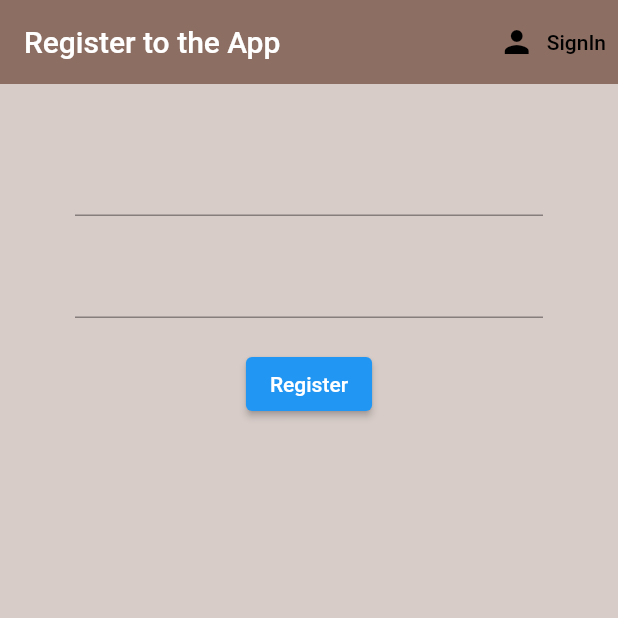
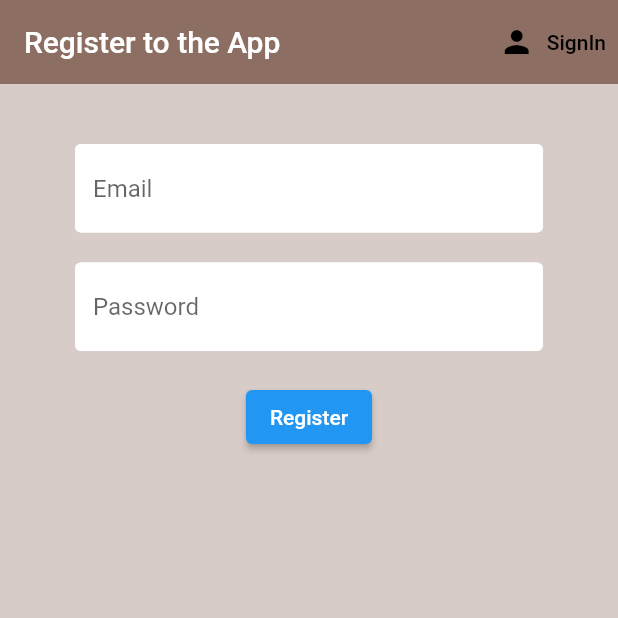
Before and after one commit to Prabhakaran-Mahesh/flutter_firebase, a Flutter app: the screen it shows after launch, after a tap on "SignIn", after a tap on "Register", on a phone screen of 412 x 824 dp, the top half of it. Run offline on Flutter 3.47's test engine with Material 2 defaults, Android fonts, the phone set to English and light mode, and no system bars; our stand-ins replace firebase_auth, firebase_core; accounts and stored records are empty.

Commit message:
Decoration added to the forms

```diff
--- a/lib/config/colors.dart
+++ b/lib/config/colors.dart
@@ -1,8 +1,10 @@
 import 'package:flutter/material.dart';
 
 class ColorPallete {
+  static const Color White = Colors.white;
   static final Color VeryLightBrown = Colors.brown[50];
-  static final Color brownLight = Colors.brown[100];
+  static final Color BrownLight = Colors.brown[100];
   static final Color AppbarBrown = Colors.brown[400];
+  static const Color Pink = Colors.pink;
   static final Color Black = Colors.black;
 }
--- /dev/null
+++ b/lib/config/constants.dart
@@ -0,0 +1,19 @@
+import 'package:flutter/material.dart';
+import 'package:flutter_firebase/config/colors.dart';
+
+const textInputDecoration = InputDecoration(
+  fillColor: ColorPallete.White,
+  filled: true,
+  enabledBorder: OutlineInputBorder(
+    borderSide: BorderSide(
+      color: ColorPallete.White,
+      width: 2.0,
+    ),
+  ),
+  focusedBorder: OutlineInputBorder(
+    borderSide: BorderSide(
+      color: ColorPallete.Pink,
+      width: 2.0,
+    ),
+  ),
+);
--- a/lib/screens/authenticate/register/register.dart
+++ b/lib/screens/authenticate/register/register.dart
@@ -1,5 +1,6 @@
 import 'package:flutter/material.dart';
 import 'package:flutter_firebase/config/colors.dart';
+import 'package:flutter_firebase/config/constants.dart';
 import 'package:flutter_firebase/services/auth.dart';
 
 class Register extends StatefulWidget {
@@ -21,7 +22,7 @@ class _RegisterState extends State<Register> {
   @override
   Widget build(BuildContext context) {
     return Scaffold(
-      backgroundColor: ColorPallete.brownLight,
+      backgroundColor: ColorPallete.BrownLight,
       appBar: AppBar(
         backgroundColor: ColorPallete.AppbarBrown,
         elevation: 0.0,
@@ -57,6 +58,7 @@ class _RegisterState extends State<Register> {
                   height: 20.0,
                 ),
                 TextFormField(
+                  decoration: textInputDecoration.copyWith(hintText: "Email"),
                   validator: (value) => value.isEmpty ? 'Enter an Email' : null,
                   onChanged: (value) {
                     setState(() {
@@ -68,6 +70,8 @@ class _RegisterState extends State<Register> {
                   height: 20.0,
                 ),
                 TextFormField(
+                  decoration:
+                      textInputDecoration.copyWith(hintText: "Password"),
                   obscureText: true,
                   validator: (value) => value.length < 6
                       ? 'Password contains 6+ characters'
--- a/lib/screens/authenticate/signin/signIn.dart
+++ b/lib/screens/authenticate/signin/signIn.dart
@@ -1,5 +1,6 @@
 import 'package:flutter/material.dart';
 import 'package:flutter_firebase/config/colors.dart';
+import 'package:flutter_firebase/config/constants.dart';
 import 'package:flutter_firebase/services/auth.dart';
 
 class SignIn extends StatefulWidget {
@@ -22,7 +23,7 @@ class _SignInState extends State<SignIn> {
   @override
   Widget build(BuildContext context) {
     return Scaffold(
-      backgroundColor: ColorPallete.brownLight,
+      backgroundColor: ColorPallete.BrownLight,
       appBar: AppBar(
         backgroundColor: ColorPallete.AppbarBrown,
         elevation: 0.0,
@@ -58,6 +59,7 @@ class _SignInState extends State<SignIn> {
                   height: 20.0,
                 ),
                 TextFormField(
+                  decoration: textInputDecoration.copyWith(hintText: "Email"),
                   validator: (value) => value.isEmpty ? 'Enter an Email' : null,
                   onChanged: (value) {
                     setState(() {
@@ -69,6 +71,8 @@ class _SignInState extends State<SignIn> {
                   height: 20.0,
                 ),
                 TextFormField(
+                  decoration:
+                      textInputDecoration.copyWith(hintText: "Password"),
                   validator: (value) => value.length < 6
                       ? 'Password contains 6+ characters'
                       : null,
```
